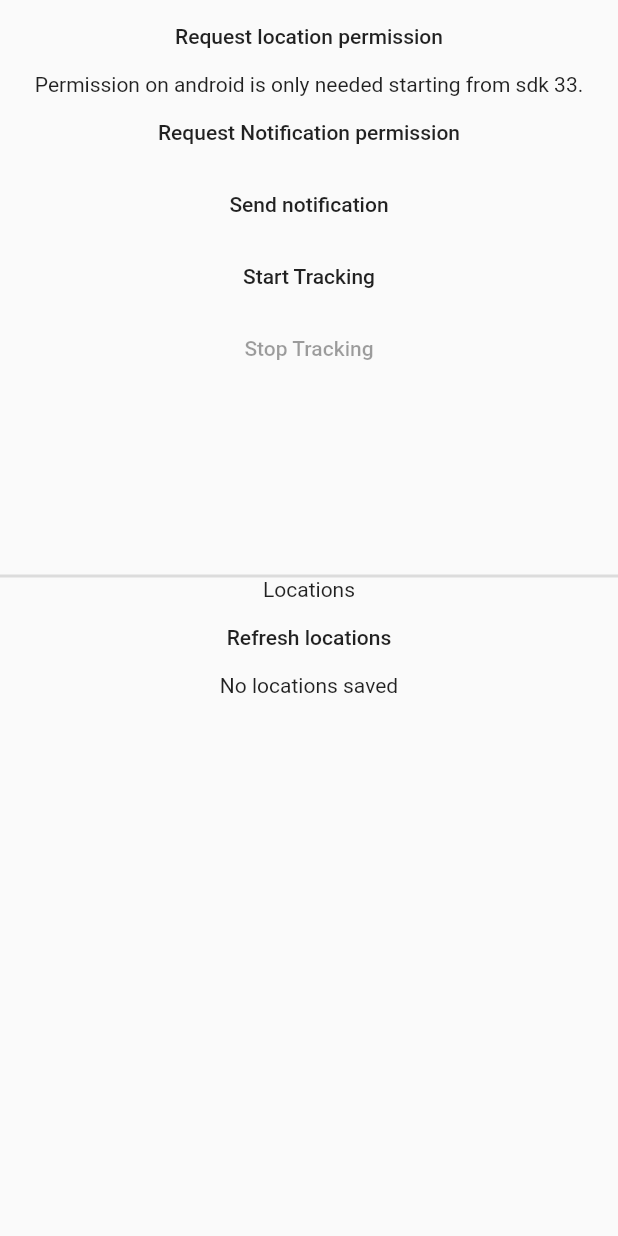
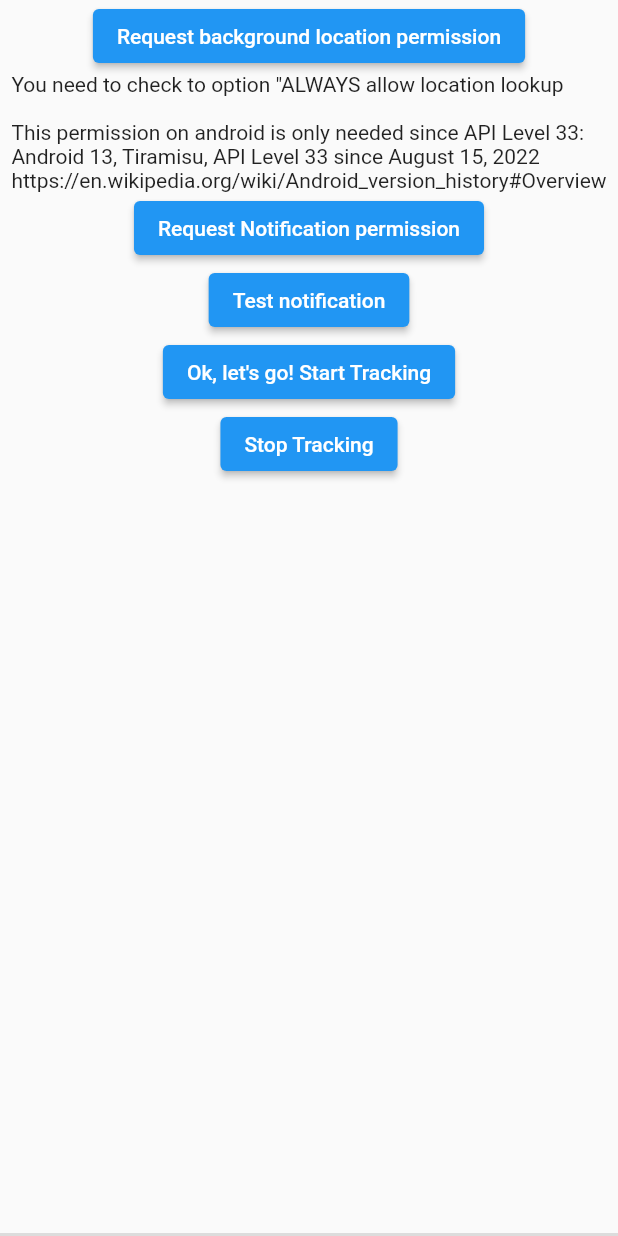
Before and after one commit to steffomix/chaostours, a Flutter app: the WidgetSettingsPermissions widget shown alone on an empty page, opened directly, on a phone screen of 412 x 824 dp. Run offline on Flutter 3.47's test engine with Material 2 defaults, Android fonts, the phone set to English and light mode, and no system bars; our stand-ins replace event_bus, file, flutter_local_notifications, geolocator, googleapis_auth, logger and 3 more; missing offline and left inert: background_location_tracker, googleapis; statements that could not run were skipped; project files that could hold a hidden picture were left out.

Commit message:
implemented background tracking

```diff
--- /dev/null
+++ b/lib/notifications.dart
@@ -0,0 +1,62 @@
+//import 'dart:async';
+//import 'dart:math';
+//import 'package:background_location_tracker/background_location_tracker.dart';
+import 'package:flutter_local_notifications/flutter_local_notifications.dart';
+//import 'package:shared_preferences/shared_preferences.dart';
+import 'package:chaostours/events.dart';
+import 'package:chaostours/gps.dart';
+import 'package:chaostours/log.dart';
+
+class Notifications {
+  static Notifications? _instance;
+  Notifications._() {
+    eventOnGps.on<GPS>().listen(onGps);
+  }
+  factory Notifications() => _instance ??= Notifications._();
+  //
+  static int id = DateTime.now().microsecondsSinceEpoch;
+  static FlutterLocalNotificationsPlugin? plugin;
+  bool pluginInitialized = false;
+
+  void onGps(GPS gps) {
+    logInfo('Notification Event onGps: ${gps.lat}, ${gps.lon}');
+  }
+
+  final settings = const InitializationSettings(
+    android: AndroidInitializationSettings('app_icon'),
+    iOS: IOSInitializationSettings(
+      requestAlertPermission: false,
+      requestBadgePermission: false,
+      requestSoundPermission: false,
+    ),
+  );
+
+  void initialize() async {
+    if (pluginInitialized) return;
+    plugin ??= FlutterLocalNotificationsPlugin();
+    pluginInitialized = await plugin!.initialize(
+          settings,
+          onSelectNotification: onSelectNotification,
+        ) ??
+        false;
+  }
+
+  void onSelectNotification(String? data) async {
+    data ??= '-no Data-';
+    logInfo('onSelectNotification Data: $data');
+  }
+
+  Future<void> send(String title, String text, {String data = ''}) {
+    FlutterLocalNotificationsPlugin().show(
+      id,
+      title,
+      text,
+      const NotificationDetails(
+        android: AndroidNotificationDetails(
+            'Notification Informations', 'Notification'),
+        iOS: IOSNotificationDetails(),
+      ),
+    );
+    return Future<void>.value();
+  }
+}
--- a/lib/recource_loader.dart
+++ b/lib/recource_loader.dart
@@ -13,6 +13,8 @@ import 'package:chaostours/model_trackpoint.dart';
 import 'package:chaostours/model_task.dart';
 import 'package:chaostours/log.dart';
 import 'package:chaostours/gps.dart';
+import 'package:chaostours/tracking_calendar.dart';
+import 'package:chaostours/notifications.dart';
 
 class RecourceLoader {
   ///
@@ -55,6 +57,9 @@ class RecourceLoader {
       logInfo('TableAlias ${ModelAlias.length}');
       logInfo('TableTrackPoints ${ModelTrackPoint.length}');
       logInfo('TableTask ${ModelTask.length}');
+
+      TrackingCalendar();
+      Notifications().initialize();
 
       await webKey();
       await defaultCalendarId();
--- a/lib/widget/widget_settings_permissions.dart
+++ b/lib/widget/widget_settings_permissions.dart
@@ -1,10 +1,12 @@
 import 'dart:async';
 import 'dart:io';
-
-import 'package:background_location_tracker/background_location_tracker.dart';
+//import 'package:background_location_tracker/background_location_tracker.dart';
 import 'package:flutter/material.dart';
-import 'package:permission_handler/permission_handler.dart';
-import 'package:chaostours/permission.dart';
+//import 'package:permission_handler/permission_handler.dart';
+//
+import 'package:chaostours/notifications.dart';
+import 'package:chaostours/permissions.dart';
+import 'package:chaostours/tracking.dart';
 
 @override
 class WidgetSettingsPermissions extends StatefulWidget {
@@ -15,21 +17,15 @@ class WidgetSettingsPermissions extends StatefulWidget {
 }
 
 class _WidgetSettingsPermissionsState extends State<WidgetSettingsPermissions> {
-  var isTracking = false;
-
-  Timer? _timer;
   List<String> _locations = [];
 
   @override
   void initState() {
     super.initState();
-    _getTrackingStatus();
-    _startLocationsUpdatesStream();
   }
 
   @override
   void dispose() {
-    _timer?.cancel();
     super.dispose();
   }
 
@@ -42,42 +38,33 @@ class _WidgetSettingsPermissionsState extends State<WidgetSettingsPermissions> {
           Expanded(
             child: Column(
               children: [
-                MaterialButton(
-                  onPressed: _requestLocationPermission,
-                  child: const Text('Request location permission'),
+                ElevatedButton(
+                  onPressed: Permissions().requestLocationPermission,
+                  child: const Text('Request background location permission'),
                 ),
                 if (Platform.isAndroid) ...[
                   const Text(
-                      'Permission on android is only needed starting from sdk 33.'),
+                      'You need to check to option "ALWAYS allow location lookup\n\n'
+                      'This permission on android is only needed since API Level 33:\n'
+                      'Android 13, Tiramisu, API Level 33 since August 15, 2022\n'
+                      'https://en.wikipedia.org/wiki/Android_version_history#Overview'),
                 ],
-                MaterialButton(
-                  onPressed: _requestNotificationPermission,
+                ElevatedButton(
+                  onPressed: Permissions().requestNotificationPermission,
                   child: const Text('Request Notification permission'),
                 ),
-                MaterialButton(
-                  child: const Text('Send notification'),
-                  onPressed: () => sendNotification('Hello from another world'),
+                ElevatedButton(
+                  child: const Text('Test notification'),
+                  onPressed: () => Notifications().send(
+                      'Hello from Chaos Tours', 'The ultimate Tracking app'),
                 ),
-                MaterialButton(
-                  onPressed: isTracking
-                      ? null
-                      : () async {
-                          await BackgroundLocationTrackerManager
-                              .startTracking();
-                          setState(() => isTracking = true);
-                        },
-                  child: const Text('Start Tracking'),
+                const ElevatedButton(
+                  onPressed: Tracking.startTracking,
+                  child: Text('Ok, let\'s go! Start Tracking'),
                 ),
-                MaterialButton(
-                  onPressed: isTracking
-                      ? () async {
-                          await LocationDao().clear();
-                          await _getLocations();
-                          await BackgroundLocationTrackerManager.stopTracking();
-                          setState(() => isTracking = false);
-                        }
-                      : null,
-                  child: const Text('Stop Tracking'),
+                const ElevatedButton(
+                  onPressed: Tracking.stopTracking,
+                  child: Text('Stop Tracking'),
                 ),
               ],
             ),
@@ -87,37 +74,11 @@ class _WidgetSettingsPermissionsState extends State<WidgetSettingsPermissions> {
             color: Colors.black12,
             height: 2,
           ),
-          const Text('Locations'),
-          MaterialButton(
-            onPressed: _getLocations,
-            child: const Text('Refresh locations'),
-          ),
-          Expanded(
-            child: Builder(
-              builder: (context) {
-                if (_locations.isEmpty) {
-                  return const Text('No locations saved');
-                }
-                return ListView.builder(
-                  itemCount: _locations.length,
-                  itemBuilder: (context, index) => Padding(
-                    padding: const EdgeInsets.symmetric(
-                      horizontal: 16,
-                      vertical: 12,
-                    ),
-                    child: Text(
-                      _locations[index],
-                    ),
-                  ),
-                );
-              },
-            ),
-          ),
         ],
       ),
     );
   }
-
+/*
   Future<void> _getTrackingStatus() async {
     isTracking = await BackgroundLocationTrackerManager.isTracking();
     setState(() {});
@@ -140,17 +101,5 @@ class _WidgetSettingsPermissionsState extends State<WidgetSettingsPermissions> {
       print('NOT GRANTED'); // ignore: avoid_print
     }
   }
-
-  Future<void> _getLocations() async {
-    final locations = await LocationDao().getLocations();
-    setState(() {
-      _locations = locations;
-    });
-  }
-
-  void _startLocationsUpdatesStream() {
-    _timer?.cancel();
-    _timer = Timer.periodic(
-        const Duration(milliseconds: 250), (timer) => _getLocations());
-  }
+*/
 }
```
Also changed, not shown: lib/main.dart (+5 -34 lines), lib/permissions.dart (renamed from lib/permission.dart, +39 -31 lines), lib/tracking.dart (added, +72 -0 lines), lib/trackpoint.dart (+35 -5 lines).
